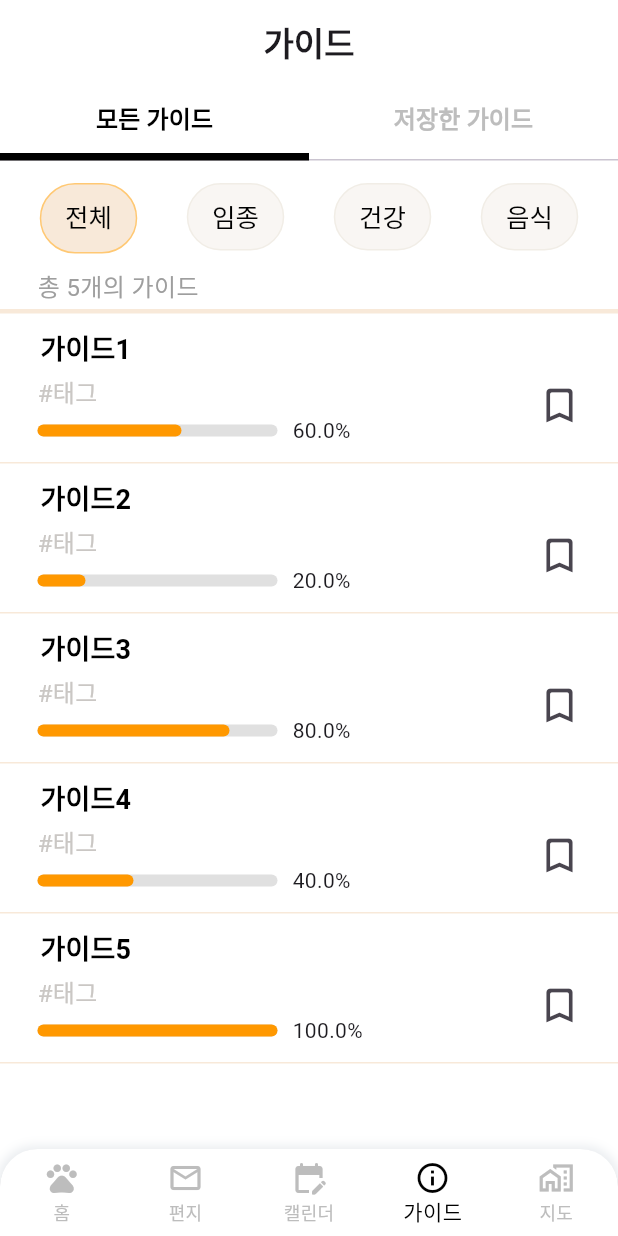
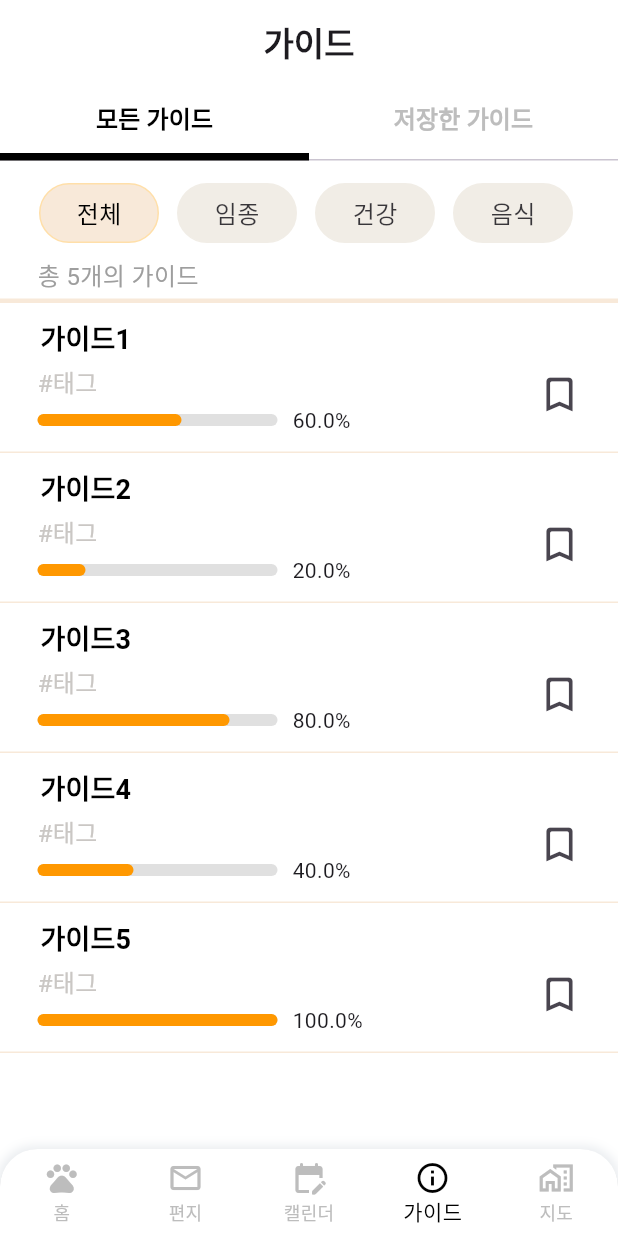
Before and after one commit to DwKwCs/LOGIN_APP_With_Pet, a Flutter app: the screen it shows after launch, item 4 of the bottom bar chosen, on a phone screen of 412 x 824 dp. Run offline on Flutter 3.47's test engine with Material 3 defaults, Android fonts, the light colour scheme and no system bars; drawn by our look-alikes of percent_indicator; our stand-ins replace buttons_tabbar, drift, firebase_core, image_picker, table_calendar and 1 more; missing offline and left inert: dart:ffi; accounts and stored records are empty.

Commit message:
9.9 Firebase 연결 + 가이드 화면 상단 탭바 수정 완료

```diff
--- a/lib/component/guide/category/All_2.dart
+++ b/lib/component/guide/category/All_2.dart
@@ -5,7 +5,9 @@ class All2 extends StatelessWidget {
   Widget build(BuildContext context) {
     return Scaffold(
       backgroundColor: Colors.white,
-      body: Text('Text2'),
+      body: Center(
+        child: Text('임종'),
+      ),
     );
   }
 }
--- a/lib/component/guide/category/All_3.dart
+++ b/lib/component/guide/category/All_3.dart
@@ -5,7 +5,9 @@ class All3 extends StatelessWidget {
   Widget build(BuildContext context) {
     return Scaffold(
       backgroundColor: Colors.white,
-      body: Text('Text3'),
+      body: Center(
+        child: Text('건강'),
+    ),
     );
   }
 }
--- a/lib/component/guide/category/All_4.dart
+++ b/lib/component/guide/category/All_4.dart
@@ -5,7 +5,9 @@ class All4 extends StatelessWidget {
   Widget build(BuildContext context) {
     return Scaffold(
       backgroundColor: Colors.white,
-      body: Text('Text4'),
+      body: Center(
+        child: Text('음식'),
+      ),
     );
   }
 }
--- a/lib/component/guide/guide_all.dart
+++ b/lib/component/guide/guide_all.dart
@@ -12,28 +12,13 @@ class GuideAllScreen extends StatefulWidget {
   State<GuideAllScreen> createState() => _GuideAllScreenState();
 }
 
-class _GuideAllScreenState extends State<GuideAllScreen> with SingleTickerProviderStateMixin {
-  late TabController _tabController;
-  int _selectedIndex = 0;
+class _GuideAllScreenState extends State<GuideAllScreen> {
+  List<bool> isSelected = [true, false, false, false];
+  final PageController _pageController = PageController(initialPage: 0);
 
-  @override
-  void initState() {
-    super.initState();
-    _tabController = TabController(
-      length: 4,
-      vsync: this,
-      animationDuration: Duration.zero,
-    );
-    _tabController.addListener(
-            () => setState(() => _selectedIndex = _tabController.index)
-    );
-  }
-
-  @override
-  void dispose() {
-    _tabController.dispose();
-    super.dispose();
-  }
+  final List<String> categories = ['전체', '임종', '건강', '음식'];
+  final TextStyle textStyle = TextStyle(fontSize: 16, fontWeight: FontWeight.w500);
+  final BorderRadius borderRadius = BorderRadius.circular(80);
 
   @override
   Widget build(BuildContext context) {
@@ -42,26 +27,25 @@ class _GuideAllScreenState extends State<GuideAllScreen> with SingleTickerProvid
       body: Column(
         children: [
           Container(
-            child: TabBar(
-              padding: const EdgeInsets.only(top: 15, bottom: 10, left: 10, right: 10),
-              overlayColor: WidgetStateProperty.all<Color>(Colors.white),
-              dividerColor: Colors.transparent,
-              controller: _tabController,
-              tabs: List.generate(4, (index) => _buildTab(index)),
-              unselectedLabelColor: Colors.black,
-              labelColor: Colors.black,
-              indicatorSize: TabBarIndicatorSize.label,
-              indicator: BoxDecoration(
-                borderRadius: BorderRadius.circular(80.0),
-                color: SUB_COLOR2,
-                border: Border.all(width: 1, color: PRIMARY_COLOR),
-              ),
+            height: 40,
+            width: MediaQuery.of(context).size.width,
+            margin: const EdgeInsets.only(top: 15, bottom: 10, left: 20, right: 15),
+            child: ToggleButtons(
+              fillColor: Colors.transparent,
+              splashColor: Colors.transparent,
+              selectedColor: Colors.black,
+              renderBorder: false,
+              isSelected: isSelected,
+              onPressed: _onTogglePressed,
+              children: List.generate(categories.length, (index) {
+                return _buildToggleButton(index);
+              }),
             ),
           ),
           Expanded(
-            child: TabBarView(
-              physics: const NeverScrollableScrollPhysics(),
-              controller: _tabController,
+            child: PageView(
+              controller: _pageController,
+              onPageChanged: _onPageChanged,
               children: [
                 All1(),
                 All2(),
@@ -69,27 +53,46 @@ class _GuideAllScreenState extends State<GuideAllScreen> with SingleTickerProvid
                 All4(),
               ],
             ),
-          )
+          ),
         ],
       ),
     );
   }
 
-  Widget _buildTab(int index) {
-    final titles = ['전체', '임종', '건강', '음식'];
-    return Expanded(
-      child: Container(
-        height: 45,
-        width: 65,
-        decoration: _selectedIndex != index ? BoxDecoration(
-          color: const Color(0xfff9f6f3),
-          borderRadius: BorderRadius.circular(80.0),
-          border: Border.all(width: 1, color: const Color(0xfff1eDe6)),
-        ) : null,
-        child: Center(
-          child: Text(titles[index], style: const TextStyle(fontSize: 17)),
+  Widget _buildToggleButton(int index) {
+    return Container(
+      width: 80,
+      margin: const EdgeInsets.symmetric(horizontal: 6),
+      decoration: BoxDecoration(
+        color: isSelected[index] ? SUB_COLOR2 : SUB_COLOR1,
+        borderRadius: borderRadius,
+        border: isSelected[index]
+            ? Border.all(width: 1, color: const Color(0xffffdfa9))
+            : Border.all(width: 1, color: const Color(0xfff1ede6)),
+      ),
+      child: Center(
+        child: Text(
+          categories[index],
+          style: textStyle,
         ),
       ),
     );
   }
+
+  void _onTogglePressed(int index) {
+    setState(() {
+      for (int i = 0; i < isSelected.length; i++) {
+        isSelected[i] = i == index;
+      }
+      _pageController.jumpToPage(index);
+    });
+  }
+
+  void _onPageChanged(int index) {
+    setState(() {
+      for (int i = 0; i < isSelected.length; i++) {
+        isSelected[i] = i == index;
+      }
+    });
+  }
 }
```
Also changed, not shown: lib/component/guide/guide_favorites.dart (+2 -21 lines).
